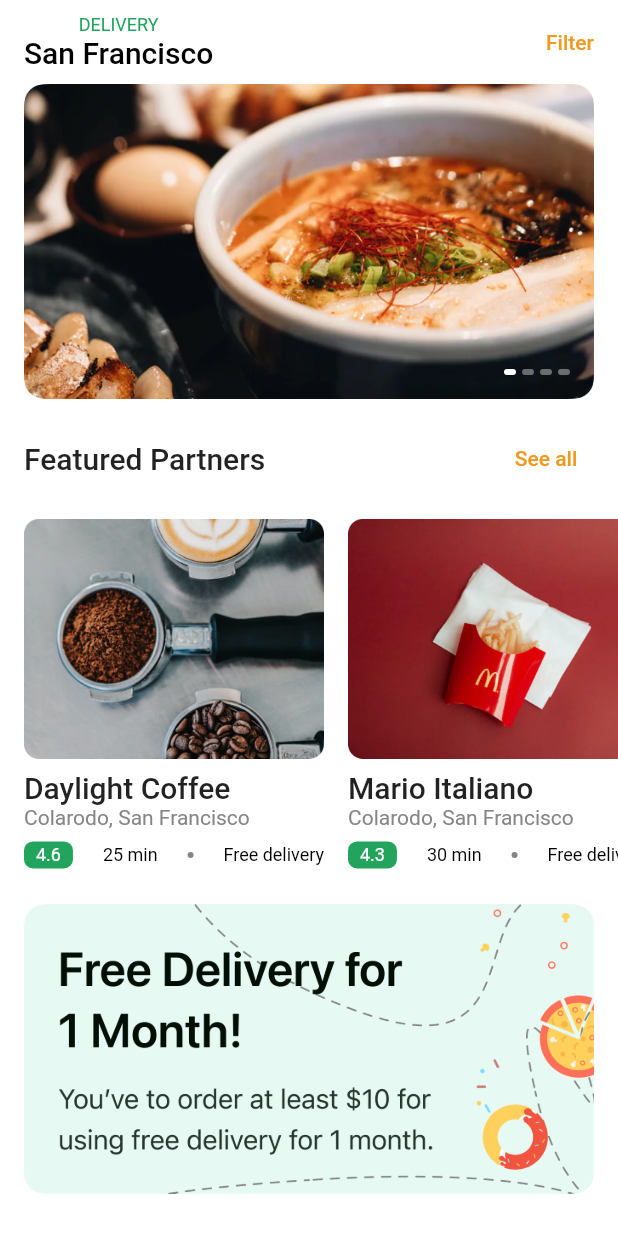
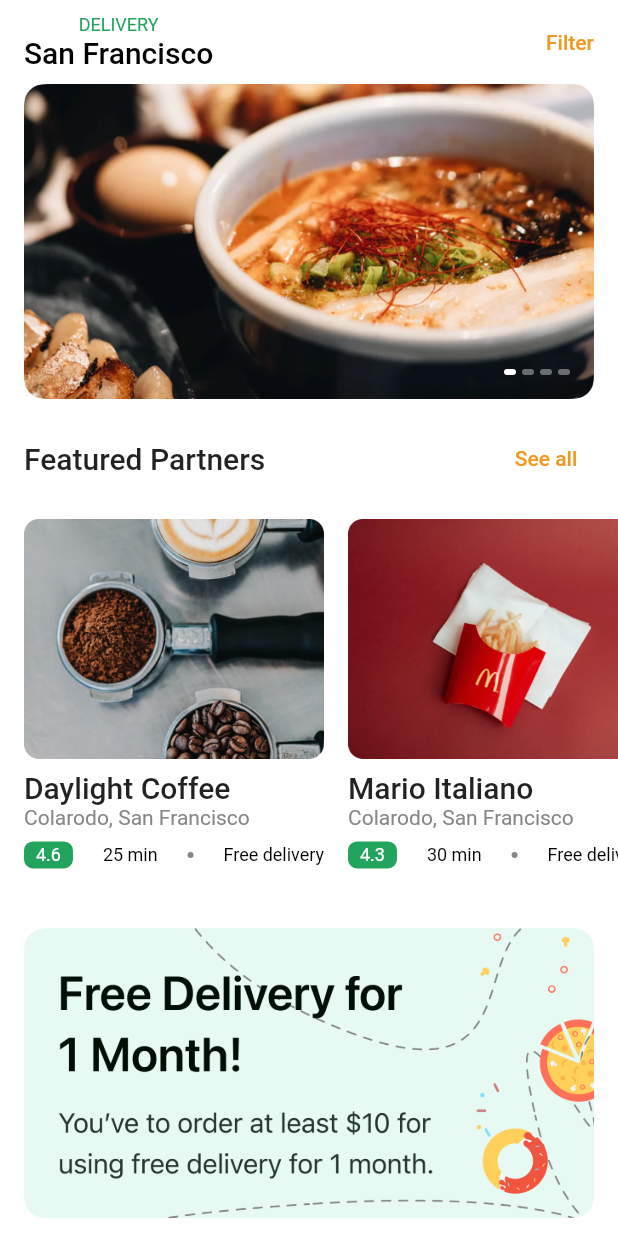
Before and after one commit to Danilz-2706/Flutter_FoodUI, a Flutter app: the screen it shows after launch, on a phone screen of 412 x 824 dp. Run offline on Flutter 3.47's test engine with Material 2 defaults, Android fonts, the phone set to English and light mode, and no system bars; Roboto replaces fonts that are missing (SF Pro Text).

Commit message:
add folder responsive

```diff
--- a/food_ui/lib/screens/home/home_screen.dart
+++ b/food_ui/lib/screens/home/home_screen.dart
@@ -68,8 +68,10 @@ class HomeScreen extends StatelessWidget {
                   children: List.generate(
                       demoMediumCardData.length,
                       (index) => Padding(
-                            padding:
-                                const EdgeInsets.only(left: defaultPadding),
+                            padding: const EdgeInsets.only(
+                              left: defaultPadding,
+                              bottom: defaultPadding,
+                            ),
                             child: RestaurantInfoMediumCard(
                               img: demoMediumCardData[index]['image'],
                               name: demoMediumCardData[index]['name'],
@@ -105,8 +107,10 @@ class HomeScreen extends StatelessWidget {
                   children: List.generate(
                       demoMediumCardData.length,
                       (index) => Padding(
-                            padding:
-                                const EdgeInsets.only(left: defaultPadding),
+                            padding: const EdgeInsets.only(
+                              left: defaultPadding,
+                              bottom: defaultPadding,
+                            ),
                             child: RestaurantInfoMediumCard(
                               img: demoMediumCardData[index]['image'],
                               name: demoMediumCardData[index]['name'],
```
Also changed, not shown: food_ui/lib/responsive.dart (added, +44 -0 lines).
